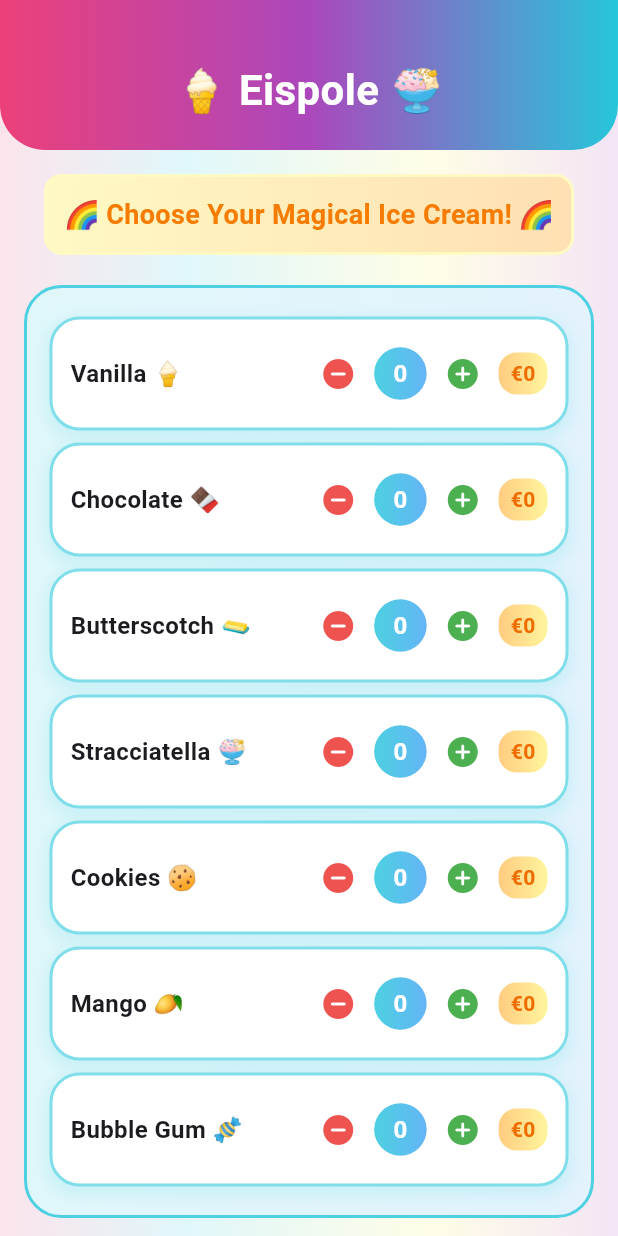
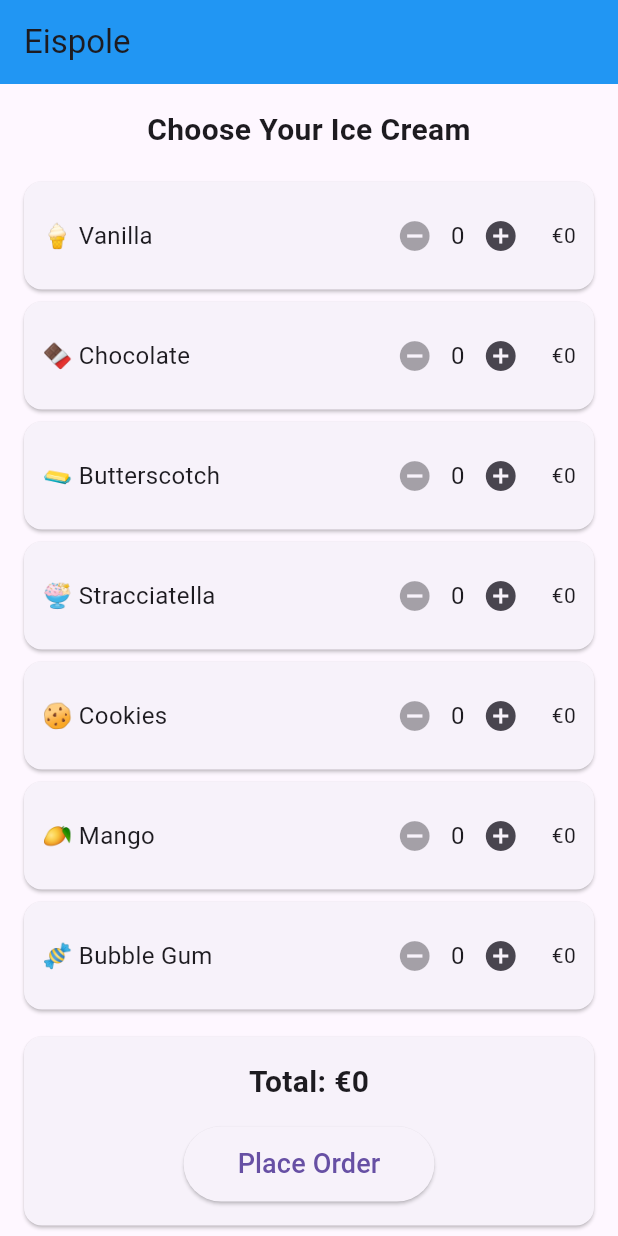
Before and after one commit to AshinMc/Eispole, a Flutter app: the screen it shows after launch, on a phone screen of 412 x 824 dp. Run offline on Flutter 3.47's test engine with Material 3 defaults, Android fonts, the phone set to English and light mode, and no system bars.

Commit message:
updated final

```diff
--- a/lib/main.dart
+++ b/lib/main.dart
@@ -1,7 +1,12 @@
 import 'dart:math';
 import 'package:flutter/material.dart';
 
-void main() => runApp(MaterialApp(title: 'Eispole', home: HomePage()));
+void main() {
+  runApp(MaterialApp(
+    title: 'Eispole',
+    home: HomePage(),
+  ));
+}
 
 class HomePage extends StatefulWidget {
   @override
@@ -9,134 +14,130 @@ class HomePage extends StatefulWidget {
 }
 
 class _HomePageState extends State<HomePage> {
-  List<int> scoops = [0, 0, 0, 0, 0, 0, 0]; // All 7 flavors
-  List<String> flavors = ['Vanilla 🍦', 'Chocolate 🍫', 'Butterscotch 🧈', 'Stracciatella 🍨', 'Cookies 🍪', 'Mango 🥭', 'Bubble Gum 🍬'];
+  // Basic variables for tracking scoops
+  List<int> scoops = [0, 0, 0, 0, 0, 0, 0];
+  List<String> flavors = ['Vanilla', 'Chocolate', 'Butterscotch', 'Stracciatella', 'Cookies', 'Mango', 'Bubble Gum'];
+  List<String> emojis = ['🍦', '🍫', '🧈', '🍨', '🍪', '🥭', '🍬'];
+
+  // Simple list to store orders
   List<Map> orders = [];
 
-  int get total => scoops.fold(0, (sum, item) => sum + item) * 2;
+  // Calculate total
+  int getTotal() {
+    int total = 0;
+    for (int i = 0; i < scoops.length; i++) {
+      total += scoops[i];
+    }
+    return total * 2; // €2 per scoop
+  }
 
+  // Place order
   void placeOrder() {
-    if (scoops.every((s) => s == 0)) {
-      _showDialog('Oops! 🙈', 'Please select at least one scoop!', Colors.pink[600]!);
+    // Check if any scoops selected
+    bool hasScoops = false;
+    for (int scoop in scoops) {
+      if (scoop > 0) {
+        hasScoops = true;
+        break;
+      }
+    }
+
+    if (!hasScoops) {
+      // Show error message
+      showDialog(
+        context: context,
+        builder: (context) => AlertDialog(
+          title: Text('Error'),
+          content: Text('Please select at least one scoop!'),
+          actions: [
+            TextButton(
+              onPressed: () {
+                Navigator.of(context).pop();
+              },
+              child: Text('OK'),
+            ),
+          ],
+        ),
+      );
       return;
     }
 
-    var order = {
-      'number': Random().nextInt(900) + 100,
-      'scoops': List.from(scoops),
-      'total': total,
-      'time': TimeOfDay.now().format(context),
-    };
+    // Create order number
+    int orderNum = Random().nextInt(900) + 100;
 
+    // Show order confirmation
     showDialog(
       context: context,
-      builder: (_) => AlertDialog(
-        backgroundColor: Colors.white,
-        shape: RoundedRectangleBorder(borderRadius: BorderRadius.circular(25)),
-        title: Text('Woohoo! Order Confirmed! 🎉🍦', style: TextStyle(color: Colors.pink[600], fontWeight: FontWeight.bold)),
+      builder: (context) => AlertDialog(
+        title: Text('Order Confirmed!'),
         content: Column(
           mainAxisSize: MainAxisSize.min,
+          crossAxisAlignment: CrossAxisAlignment.start,
           children: [
-            _gradientBox('Order #${order['number']}', [Colors.cyan[100]!, Colors.blue[100]!], Colors.cyan[700]!),
+            Text('Order #$orderNum'),
             SizedBox(height: 10),
-            ...List.generate(7, (i) => scoops[i] > 0 ? Text('${flavors[i]}: ${scoops[i]} scoops') : SizedBox()),
+            // Show each flavor with scoops
+            for (int i = 0; i < flavors.length; i++)
+              if (scoops[i] > 0)
+                Text('${emojis[i]} ${flavors[i]}: ${scoops[i]} scoops'),
             SizedBox(height: 10),
-            _gradientBox('Total: €${order['total']}', [Colors.orange[100]!, Colors.yellow[100]!], Colors.orange[700]!),
+            Text('Total: €${getTotal()}'),
           ],
         ),
         actions: [
-          _button('Cancel Order', Colors.red[400]!, () => _cancelOrder()),
-          _button('Awesome! 🎉', Colors.green[400]!, () {
+          TextButton(
+            onPressed: () {
+              Navigator.of(context).pop();
+              cancelOrder();
+            },
+            child: Text('Cancel Order'),
+          ),
+          TextButton(
+            onPressed: () {
+              // Save order to history
+              Map order = {
+                'number': orderNum,
+                'total': getTotal(),
+                'time': '${DateTime.now().hour}:${DateTime.now().minute}',
+                'scoops': List.from(scoops),
+              };
+
               setState(() {
                 orders.add(order);
-              scoops = [0, 0, 0, 0, 0, 0, 0];
+                // Reset scoops
+                for (int i = 0; i < scoops.length; i++) {
+                  scoops[i] = 0;
+                }
               });
-            Navigator.pop(context);
-          }),
+
+              Navigator.of(context).pop();
+            },
+            child: Text('OK'),
+          ),
         ],
       ),
     );
   }
 
-  void _cancelOrder() {
-    Navigator.pop(context);
-    _showDialog('Order Cancelled 😔', 'Your order has been cancelled.', Colors.red[500]!);
-    setState(() => scoops = [0, 0, 0, 0, 0, 0, 0]);
-  }
-
-  void _showDialog(String title, String content, Color color) {
+  // Cancel order
+  void cancelOrder() {
     showDialog(
       context: context,
-      builder: (_) => AlertDialog(
-        backgroundColor: Colors.white,
-        shape: RoundedRectangleBorder(borderRadius: BorderRadius.circular(20)),
-        title: Text(title, style: TextStyle(color: color, fontWeight: FontWeight.bold)),
-        content: Text(content),
-        actions: [_button('OK', Colors.blue[400]!, () => Navigator.pop(context))],
-      ),
-    );
+      builder: (context) => AlertDialog(
+        title: Text('Order Cancelled'),
+        content: Text('Your order has been cancelled.'),
+        actions: [
+          TextButton(
+            onPressed: () {
+              setState(() {
+                // Reset scoops
+                for (int i = 0; i < scoops.length; i++) {
+                  scoops[i] = 0;
                 }
-
-  Widget _button(String text, Color color, VoidCallback onPressed) {
-    return TextButton(
-      onPressed: onPressed,
-      child: Container(
-        padding: EdgeInsets.symmetric(horizontal: 16, vertical: 8),
-        decoration: BoxDecoration(color: color, borderRadius: BorderRadius.circular(15)),
-        child: Text(text, style: TextStyle(color: Colors.white, fontWeight: FontWeight.bold)),
-      ),
-    );
-  }
-
-  Widget _gradientBox(String text, List<Color> colors, Color textColor) {
-    return Container(
-      padding: EdgeInsets.all(12),
-      decoration: BoxDecoration(
-        gradient: LinearGradient(colors: colors),
-        borderRadius: BorderRadius.circular(12),
-        border: Border.all(color: colors[0], width: 2),
-      ),
-      child: Text(text, style: TextStyle(fontSize: 18, fontWeight: FontWeight.bold, color: textColor)),
-    );
-  }
-
-  Widget _flavorRow(int index) {
-    return Container(
-      margin: EdgeInsets.symmetric(vertical: 4),
-      padding: EdgeInsets.all(12),
-      decoration: BoxDecoration(
-        color: Colors.white,
-        borderRadius: BorderRadius.circular(20),
-        border: Border.all(color: Colors.cyan[200]!, width: 2),
-        boxShadow: [BoxShadow(color: Colors.cyan[100]!.withOpacity(0.5), spreadRadius: 2, blurRadius: 8, offset: Offset(0, 4))],
-      ),
-      child: Row(
-        mainAxisAlignment: MainAxisAlignment.spaceBetween,
-        children: [
-          Expanded(child: Text(flavors[index], style: TextStyle(fontSize: 16, fontWeight: FontWeight.w600))),
-          Row(
-            children: [
-              IconButton(onPressed: scoops[index] > 0 ? () => setState(() => scoops[index]--) : null,
-                        icon: Icon(Icons.remove_circle_rounded, color: Colors.red[400], size: 24)),
-              Container(
-                width: 35, height: 35,
-                decoration: BoxDecoration(
-                  gradient: LinearGradient(colors: [Colors.cyan[300]!, Colors.blue[300]!]),
-                  borderRadius: BorderRadius.circular(18),
-                ),
-                child: Center(child: Text('${scoops[index]}', style: TextStyle(fontSize: 16, fontWeight: FontWeight.bold, color: Colors.white))),
-              ),
-              IconButton(onPressed: () => setState(() => scoops[index]++),
-                        icon: Icon(Icons.add_circle_rounded, color: Colors.green[500], size: 24)),
-            ],
-          ),
-          Container(
-            padding: EdgeInsets.symmetric(horizontal: 8, vertical: 4),
-            decoration: BoxDecoration(
-              gradient: LinearGradient(colors: [Colors.orange[200]!, Colors.yellow[200]!]),
-              borderRadius: BorderRadius.circular(12),
-            ),
-            child: Text('€${scoops[index] * 2}', style: TextStyle(fontSize: 14, fontWeight: FontWeight.bold, color: Colors.orange[800])),
+              });
+              Navigator.of(context).pop();
+            },
+            child: Text('OK'),
           ),
         ],
       ),
@@ -146,73 +147,130 @@ class _HomePageState extends State<HomePage> {
   @override
   Widget build(BuildContext context) {
     return Scaffold(
-      body: Container(
-        decoration: BoxDecoration(
-          gradient: LinearGradient(
-            colors: [Colors.pink[50]!, Colors.cyan[50]!, Colors.yellow[50]!, Colors.purple[50]!],
-            stops: [0.0, 0.3, 0.7, 1.0],
+      appBar: AppBar(
+        title: Text('Eispole'),
+        backgroundColor: Colors.blue,
+      ),
+      body: Column(
+        children: [
+          // Main ordering section
+          Expanded(
+            child: ListView(
+              padding: EdgeInsets.all(16),
+              children: [
+                Text(
+                  'Choose Your Ice Cream',
+                  style: TextStyle(fontSize: 20, fontWeight: FontWeight.bold),
+                  textAlign: TextAlign.center,
+                ),
+                SizedBox(height: 20),
+
+                // Flavor rows
+                for (int i = 0; i < flavors.length; i++)
+                  Card(
+                    margin: EdgeInsets.only(bottom: 8),
+                    child: Padding(
+                      padding: EdgeInsets.all(12),
+                      child: Row(
+                        children: [
+                          // Flavor name
+                          Text('${emojis[i]} ${flavors[i]}', style: TextStyle(fontSize: 16)),
+                          Spacer(),
+
+                          // Minus button
+                          IconButton(
+                            onPressed: scoops[i] > 0
+                              ? () => setState(() => scoops[i]--)
+                              : null,
+                            icon: Icon(Icons.remove_circle),
+                          ),
+
+                          // Count
+                          Text('${scoops[i]}', style: TextStyle(fontSize: 16)),
+
+                          // Plus button
+                          IconButton(
+                            onPressed: () => setState(() => scoops[i]++),
+                            icon: Icon(Icons.add_circle),
+                          ),
+
+                          // Price
+                          SizedBox(width: 10),
+                          Text('€${scoops[i] * 2}'),
+                        ],
                       ),
                     ),
-        child: Column(
-          children: [
-            // Header
-            Container(
-              padding: EdgeInsets.only(top: 40, bottom: 20),
-              decoration: BoxDecoration(
-                gradient: LinearGradient(colors: [Colors.pink[400]!, Colors.purple[400]!, Colors.cyan[400]!]),
-                borderRadius: BorderRadius.only(bottomLeft: Radius.circular(30), bottomRight: Radius.circular(30)),
-              ),
-              child: Center(child: Text('🍦 Eispole 🍨', style: TextStyle(fontSize: 28, fontWeight: FontWeight.bold, color: Colors.white))),
                   ),
 
-            // Main content
-            Expanded(
-              child: SingleChildScrollView(
+                // Total and order button
+                Card(
+                  margin: EdgeInsets.only(top: 10),
+                  child: Padding(
                     padding: EdgeInsets.all(16),
                     child: Column(
                       children: [
-                    // Title
-                    _gradientBox('🌈 Choose Your Magical Ice Cream! 🌈', [Colors.yellow[100]!, Colors.orange[100]!], Colors.orange[700]!),
-                    SizedBox(height: 20),
-
-                    // Flavors
-                    Container(
-                      padding: EdgeInsets.all(15),
-                      decoration: BoxDecoration(
-                        gradient: LinearGradient(colors: [Colors.cyan[50]!, Colors.blue[50]!]),
-                        borderRadius: BorderRadius.circular(25),
-                        border: Border.all(color: Colors.cyan[300]!, width: 2),
+                        Text(
+                          'Total: €${getTotal()}',
+                          style: TextStyle(fontSize: 20, fontWeight: FontWeight.bold),
                         ),
-                      child: Column(children: List.generate(7, (i) => _flavorRow(i))),
-                    ),
-                    SizedBox(height: 20),
-
-                    // Total & Order button
-                    Container(
-                      padding: EdgeInsets.all(20),
-                      decoration: BoxDecoration(
-                        gradient: LinearGradient(colors: [Colors.pink[100]!, Colors.purple[100]!]),
-                        borderRadius: BorderRadius.circular(25),
-                        border: Border.all(color: Colors.pink[300]!, width: 2),
-                      ),
-                      child: Column(
-                        children: [
-                          Text('💰 Total: €$total 💰', style: TextStyle(fontSize: 24, fontWeight: FontWeight.bold, color: Colors.pink[700])),
                         SizedBox(height: 15),
                         ElevatedButton(
                           onPressed: placeOrder,
-                            style: ElevatedButton.styleFrom(
-                              backgroundColor: Colors.green[400],
-                              padding: EdgeInsets.symmetric(horizontal: 40, vertical: 15),
-                              shape: RoundedRectangleBorder(borderRadius: BorderRadius.circular(25)),
+                          child: Padding(
+                            padding: EdgeInsets.all(12),
+                            child: Text('Place Order', style: TextStyle(fontSize: 18)),
                           ),
+                        ),
+                      ],
+                    ),
+                  ),
+                ),
+              ],
+            ),
+          ),
+
+          // Order history
+          if (orders.isNotEmpty)
+            Container(
+              height: 200,
+              color: Colors.grey[200],
+              child: Column(
+                children: [
+                  Container(
+                    color: Colors.blue,
+                    padding: EdgeInsets.all(8),
+                    width: double.infinity,
+                    child: Text(
+                      'Order History (${orders.length})',
+                      style: TextStyle(color: Colors.white, fontWeight: FontWeight.bold),
+                      textAlign: TextAlign.center,
+                    ),
+                  ),
+                  Expanded(
+                    child: ListView.builder(
+                      itemCount: orders.length,
+                      itemBuilder: (context, index) {
+                        Map order = orders[index];
+                        int totalScoops = 0;
+                        for (int scoop in order['scoops']) {
+                          totalScoops += scoop;
+                        }
+
+                        return Card(
+                          margin: EdgeInsets.all(8),
+                          child: Padding(
+                            padding: EdgeInsets.all(12),
                             child: Row(
-                              mainAxisSize: MainAxisSize.min,
+                              mainAxisAlignment: MainAxisAlignment.spaceBetween,
                               children: [
-                                Icon(Icons.shopping_cart, color: Colors.white),
-                                SizedBox(width: 8),
-                                Text('Order Now! 🚀', style: TextStyle(fontSize: 18, color: Colors.white, fontWeight: FontWeight.bold)),
+                                Text('Order #${order['number']}'),
+                                Text('€${order['total']} - $totalScoops scoops'),
+                                Text('${order['time']}'),
                               ],
+                            ),
+                          ),
+                        );
+                      },
                     ),
                   ),
                 ],
@@ -220,64 +278,6 @@ class _HomePageState extends State<HomePage> {
             ),
         ],
       ),
-              ),
-            ),
-
-            // Order history
-            if (orders.isNotEmpty)
-              Container(
-                height: 180,
-                margin: EdgeInsets.all(15),
-                decoration: BoxDecoration(
-                  gradient: LinearGradient(colors: [Colors.purple[50]!, Colors.pink[50]!]),
-                  borderRadius: BorderRadius.circular(20),
-                  border: Border.all(color: Colors.purple[300]!, width: 2),
-                ),
-                child: Column(
-                  children: [
-                    Container(
-                      padding: EdgeInsets.all(15),
-                      decoration: BoxDecoration(
-                        gradient: LinearGradient(colors: [Colors.purple[300]!, Colors.pink[300]!]),
-                        borderRadius: BorderRadius.only(topLeft: Radius.circular(18), topRight: Radius.circular(18)),
-                      ),
-                      child: Row(
-                        mainAxisAlignment: MainAxisAlignment.center,
-                        children: [
-                          Icon(Icons.history, color: Colors.white),
-                          SizedBox(width: 8),
-                          Text('Orders (${orders.length})', style: TextStyle(fontSize: 16, fontWeight: FontWeight.bold, color: Colors.white)),
-                        ],
-                      ),
-                    ),
-                    Expanded(
-                      child: ListView.builder(
-                        padding: EdgeInsets.all(8),
-                        itemCount: orders.length,
-                        itemBuilder: (_, i) => Container(
-                          margin: EdgeInsets.symmetric(vertical: 3),
-                          padding: EdgeInsets.all(10),
-                          decoration: BoxDecoration(
-                            color: Colors.white,
-                            borderRadius: BorderRadius.circular(12),
-                            border: Border.all(color: Colors.cyan[200]!),
-                          ),
-                          child: Row(
-                            mainAxisAlignment: MainAxisAlignment.spaceBetween,
-                            children: [
-                              Text('🎫 #${orders[i]['number']}', style: TextStyle(fontWeight: FontWeight.bold, color: Colors.purple[700])),
-                              Text('€${orders[i]['total']} | ${orders[i]['time']}', style: TextStyle(color: Colors.pink[600])),
-                            ],
-                          ),
-                        ),
-                      ),
-                    ),
-                  ],
-                ),
-              ),
-          ],
-        ),
-      ),
     );
   }
 }
```
Lines whose indentation alone changed are shown as unchanged.
